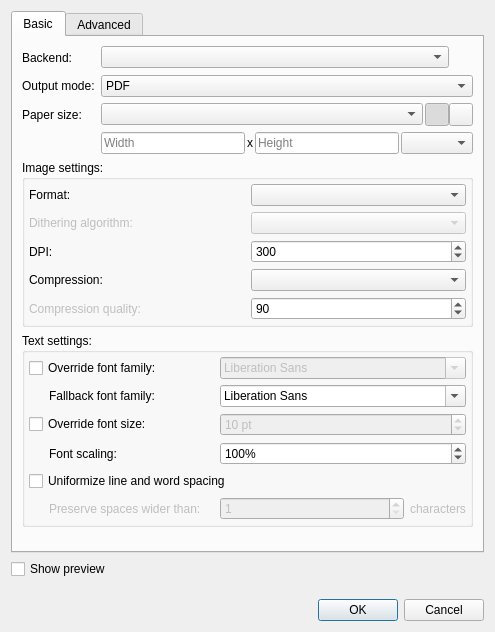
manisandro/gImageReader, file qt/data/PdfExportDialog.ui: the form before one commit.
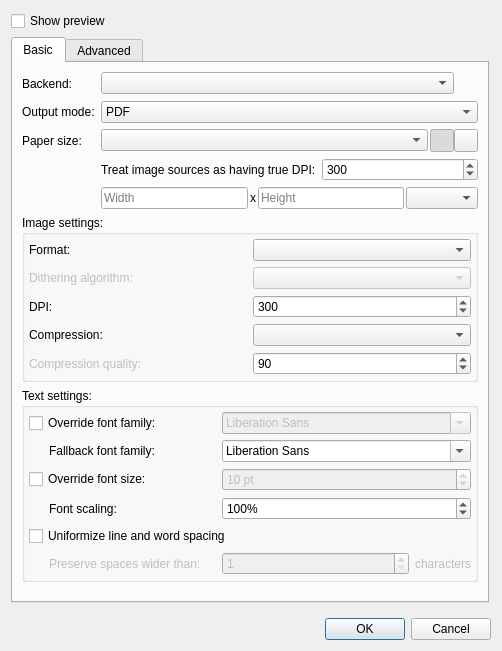
The form after the commit. Icons and pictures are not drawn.

Commit message: [Qt] add image source dpi setting to pdf exporter

Diff of the .ui file:
```diff
--- a/qt/data/PdfExportDialog.ui
+++ b/qt/data/PdfExportDialog.ui
@@ -6,8 +6,8 @@
    <rect>
     <x>0</x>
     <y>0</y>
-    <width>495</width>
-    <height>632</height>
+    <width>502</width>
+    <height>651</height>
    </rect>
   </property>
   <property name="windowTitle">
@@ -17,7 +17,7 @@
    <property name="horizontalSpacing">
     <number>2</number>
    </property>
-   <item row="3" column="0" colspan="2">
+   <item row="4" column="0" colspan="2">
     <spacer name="verticalSpacer">
      <property name="orientation">
       <enum>Qt::Vertical</enum>
@@ -30,7 +30,7 @@
      </property>
     </spacer>
    </item>
-   <item row="4" column="0" colspan="2">
+   <item row="5" column="0" colspan="2">
     <widget class="QDialogButtonBox" name="buttonBox">
      <property name="orientation">
       <enum>Qt::Horizontal</enum>
@@ -47,7 +47,7 @@
      </property>
     </widget>
    </item>
-   <item row="0" column="0" colspan="2">
+   <item row="3" column="0">
     <widget class="QTabWidget" name="tabWidget">
      <property name="currentIndex">
       <number>0</number>
@@ -84,6 +84,20 @@
          </property>
         </widget>
        </item>
+       <item row="1" column="1">
+        <widget class="QComboBox" name="comboBoxOutputMode">
+         <item>
+          <property name="text">
+           <string>PDF</string>
+          </property>
+         </item>
+         <item>
+          <property name="text">
+           <string>PDF with invisible text overlay</string>
+          </property>
+         </item>
+        </widget>
+       </item>
        <item row="3" column="1">
         <widget class="QWidget" name="widgetPaperSize_2" native="true">
          <layout class="QHBoxLayout" name="horizontalLayout_4">
@@ -179,20 +193,6 @@
          </layout>
         </widget>
        </item>
-       <item row="1" column="1">
-        <widget class="QComboBox" name="comboBoxOutputMode">
-         <item>
-          <property name="text">
-           <string>PDF</string>
-          </property>
-         </item>
-         <item>
-          <property name="text">
-           <string>PDF with invisible text overlay</string>
-          </property>
-         </item>
-        </widget>
-       </item>
        <item row="3" column="0">
         <widget class="QLabel" name="labelPaperSize">
          <property name="text">
@@ -551,6 +551,50 @@
          </layout>
         </widget>
        </item>
+       <item row="4" column="1">
+        <widget class="QWidget" name="widgetPaperSizeDpi" native="true">
+         <layout class="QHBoxLayout" name="horizontalLayout_5">
+          <property name="spacing">
+           <number>6</number>
+          </property>
+          <property name="leftMargin">
+           <number>0</number>
+          </property>
+          <property name="topMargin">
+           <number>0</number>
+          </property>
+          <property name="rightMargin">
+           <number>0</number>
+          </property>
+          <property name="bottomMargin">
+           <number>0</number>
+          </property>
+          <item>
+           <widget class="QLabel" name="labelPaperSizeDpi">
+            <property name="text">
+             <string>Treat image sources as having true DPI:</string>
+            </property>
+           </widget>
+          </item>
+          <item>
+           <widget class="QSpinBox" name="spinBoxPaperSizeDpi">
+            <property name="minimum">
+             <number>50</number>
+            </property>
+            <property name="maximum">
+             <number>1200</number>
+            </property>
+            <property name="singleStep">
+             <number>10</number>
+            </property>
+            <property name="value">
+             <number>300</number>
+            </property>
+           </widget>
+          </item>
+         </layout>
+        </widget>
+       </item>
       </layout>
      </widget>
      <widget class="QWidget" name="tabAdvanced">
```
The commit also changes 2 other files.
